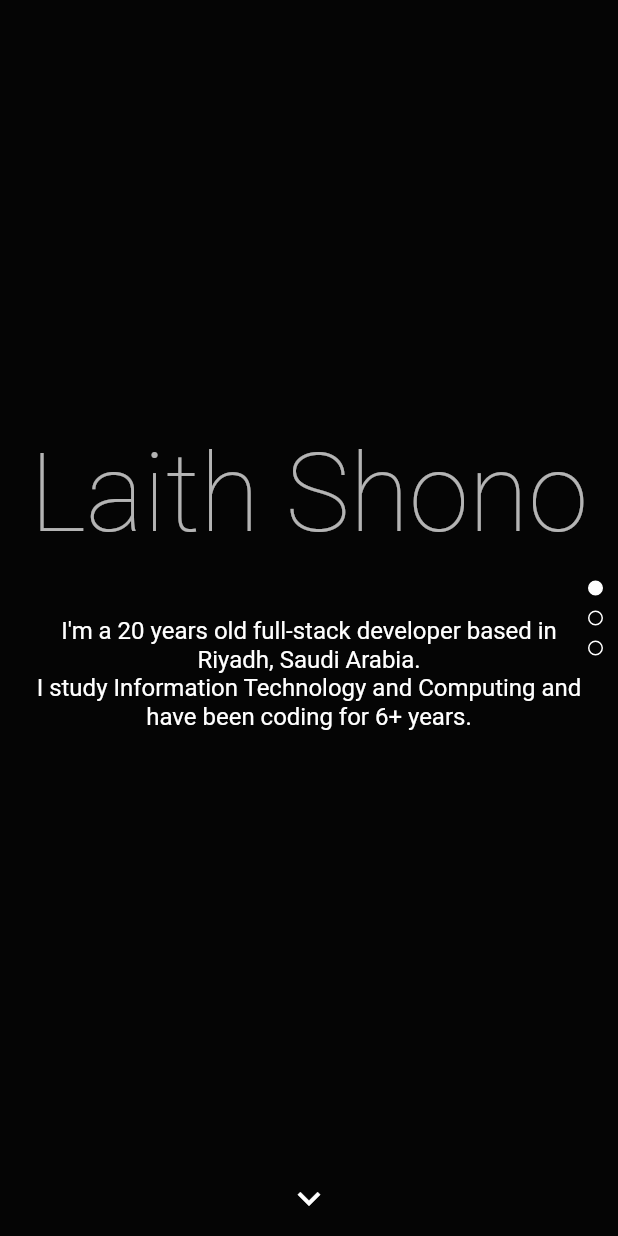
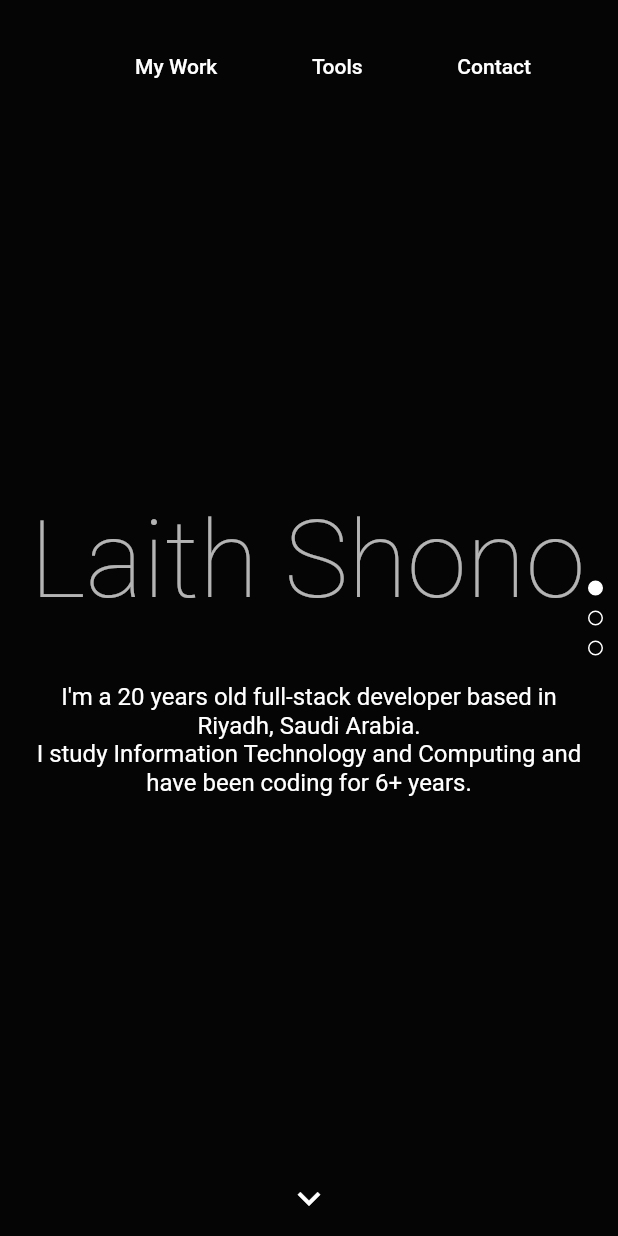
Before and after one commit to ElforL/ElforL.github.io, a Flutter app: the screen it shows after launch, on a phone screen of 412 x 824 dp. Run offline on Flutter 3.47's test engine with Material 2 defaults, Android fonts, the phone set to English and light mode, and no system bars; our stand-ins replace flutter_icons.

Commit message:
✨ Added top bar buttons

```diff
--- a/lib/screens/HomePage.dart
+++ b/lib/screens/HomePage.dart
@@ -29,6 +29,15 @@ class MyHomePage extends StatelessWidget {
 
   _scrollUp() async {
     await pageCntrler.previousPage(
+      duration: scrollDuration,
+      curve: scrollCurve,
+    );
+    (pageKey.currentState as PageIndicatorState).changePage(pageCntrler.page.toInt());
+  }
+
+  _scrollTo(int page) async {
+    await pageCntrler.animateToPage(
+      page,
       duration: scrollDuration,
       curve: scrollCurve,
     );
@@ -79,7 +88,7 @@ class MyHomePage extends StatelessWidget {
                   scrollDirection: Axis.vertical,
                   physics: NeverScrollableScrollPhysics(),
                   children: [
-                    About(),
+                    About(scrollTo: _scrollTo),
                     Tools(
                       onTopOverscroll: () => _scroll(-1),
                       onBottomOverscroll: () => _scroll(1),
--- a/lib/screens/HomePages/About.dart
+++ b/lib/screens/HomePages/About.dart
@@ -1,7 +1,10 @@
 import 'package:flutter/material.dart';
 
 class About extends StatelessWidget {
-  About({Key key}) : super(key: key);
+  About({Key key, this.scrollTo}) : super(key: key);
+
+  static const double topBarSpace = 20;
+  final Function scrollTo;
 
   _getage() {
     var birthdate = DateTime(2000, 5, 12);
@@ -10,10 +13,41 @@ class About extends StatelessWidget {
     return today.year - birthdate.year - (isBefore ? 1 : 0);
   }
 
+  Widget _buildTopButton(Text text, {Function onPressed}) {
+    return TextButton(
+      child: text,
+      onPressed: onPressed,
+      style: ButtonStyle(
+        overlayColor: MaterialStateProperty.all(Colors.transparent),
+        foregroundColor: MaterialStateProperty.all(Colors.white),
+      ),
+    );
+  }
+
   @override
   Widget build(BuildContext context) {
     return Column(
       children: [
+        Padding(
+          padding: EdgeInsets.symmetric(vertical: 20, horizontal: 30),
+          child: Row(
+            mainAxisAlignment: MainAxisAlignment.end,
+            children: [
+              Padding(
+                padding: const EdgeInsets.symmetric(horizontal: topBarSpace),
+                child: _buildTopButton(Text('My Work'), onPressed: () => scrollTo(1)),
+              ),
+              Padding(
+                padding: const EdgeInsets.symmetric(horizontal: topBarSpace),
+                child: _buildTopButton(Text('Tools'), onPressed: () => scrollTo(2)),
+              ),
+              Padding(
+                padding: const EdgeInsets.symmetric(horizontal: topBarSpace),
+                child: _buildTopButton(Text('Contact'), onPressed: () => scrollTo(3)),
+              ),
+            ],
+          ),
+        ),
         Expanded(
           child: Column(
             mainAxisAlignment: MainAxisAlignment.center,
@@ -23,7 +57,7 @@ class About extends StatelessWidget {
                 child: Container(
                   child: FittedBox(
                     fit: BoxFit.fitWidth,
-                    child: Text(
+                    child: SelectableText(
                       'Laith Shono',
                       style: Theme.of(context).textTheme.headline1,
                     ),
```
